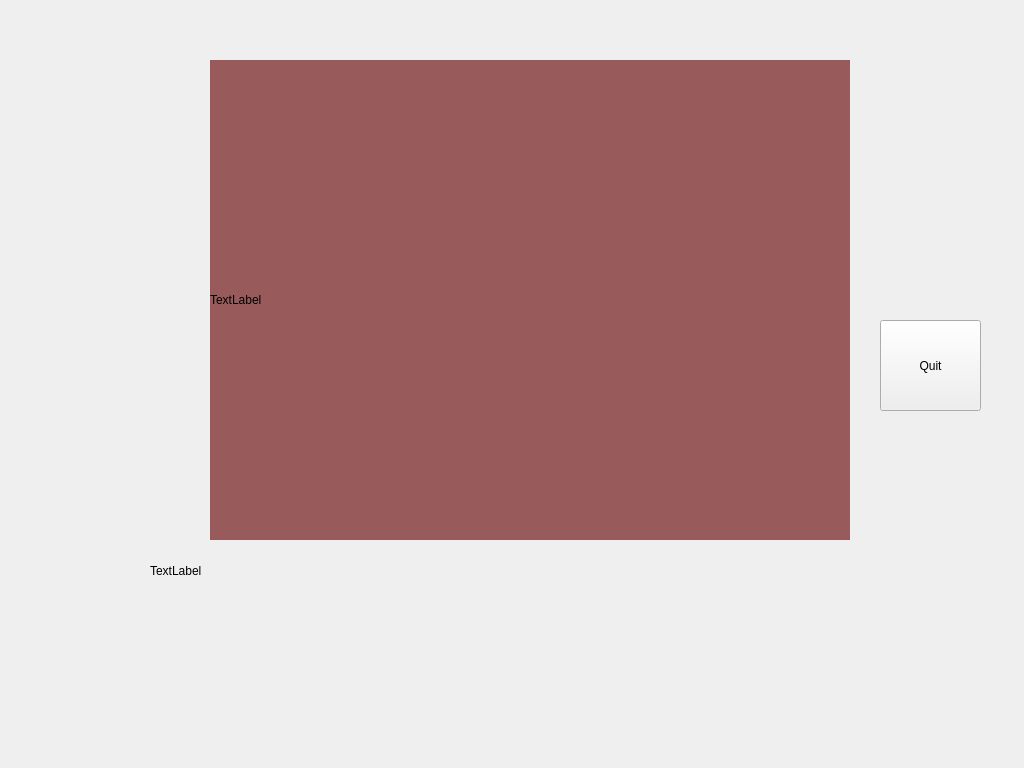
Before: the Qt Designer form eyetrackerwindow.ui in EBXFS15/EyeTrackerQt, drawn with Qt 5.
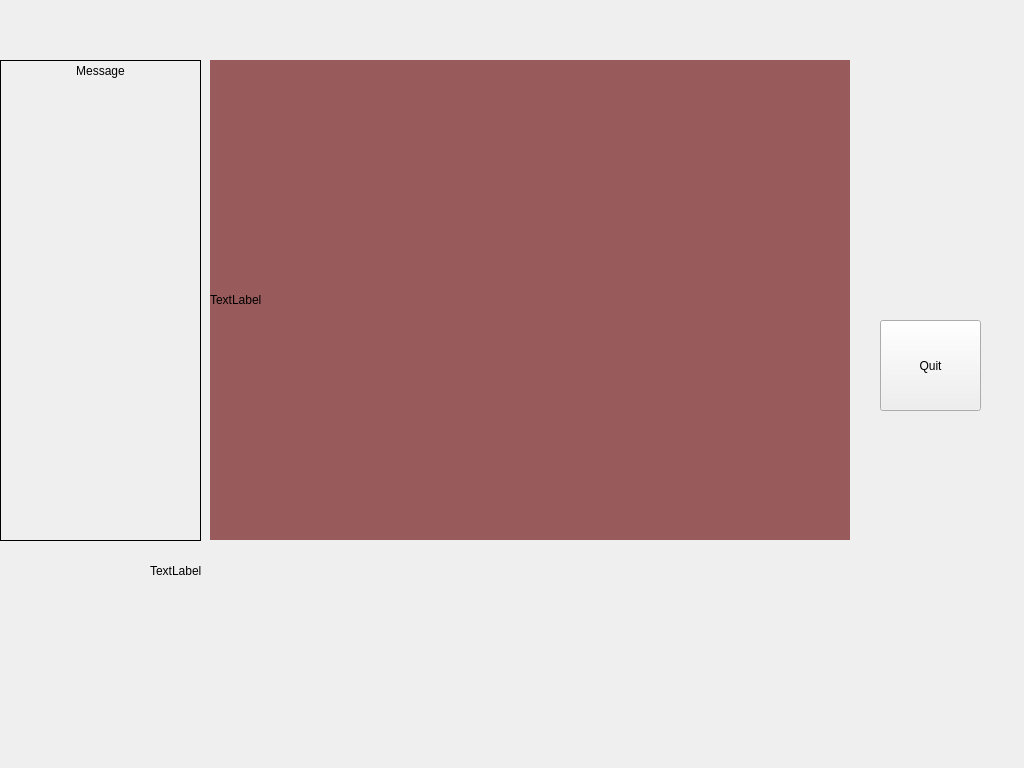
After: the same form once the commit is applied.

Commit message: ADDED: added some more error handling, displayed on GUI ADDED: added video control (only auto exposure disable at the moment CHANGED: modified readme to add tips about uvcvideo driver

What changed in the file:
```diff
--- a/eyetrackerwindow.ui
+++ b/eyetrackerwindow.ui
@@ -68,6 +68,25 @@
      <string>TextLabel</string>
     </property>
    </widget>
+   <widget class="QLabel" name="label_message">
+    <property name="geometry">
+     <rect>
+      <x>0</x>
+      <y>60</y>
+      <width>201</width>
+      <height>481</height>
+     </rect>
+    </property>
+    <property name="frameShape">
+     <enum>QFrame::Box</enum>
+    </property>
+    <property name="text">
+     <string>Message</string>
+    </property>
+    <property name="alignment">
+     <set>Qt::AlignHCenter|Qt::AlignTop</set>
+    </property>
+   </widget>
   </widget>
  </widget>
  <layoutdefault spacing="6" margin="11"/>
```
The commit also changes 7 other files.
